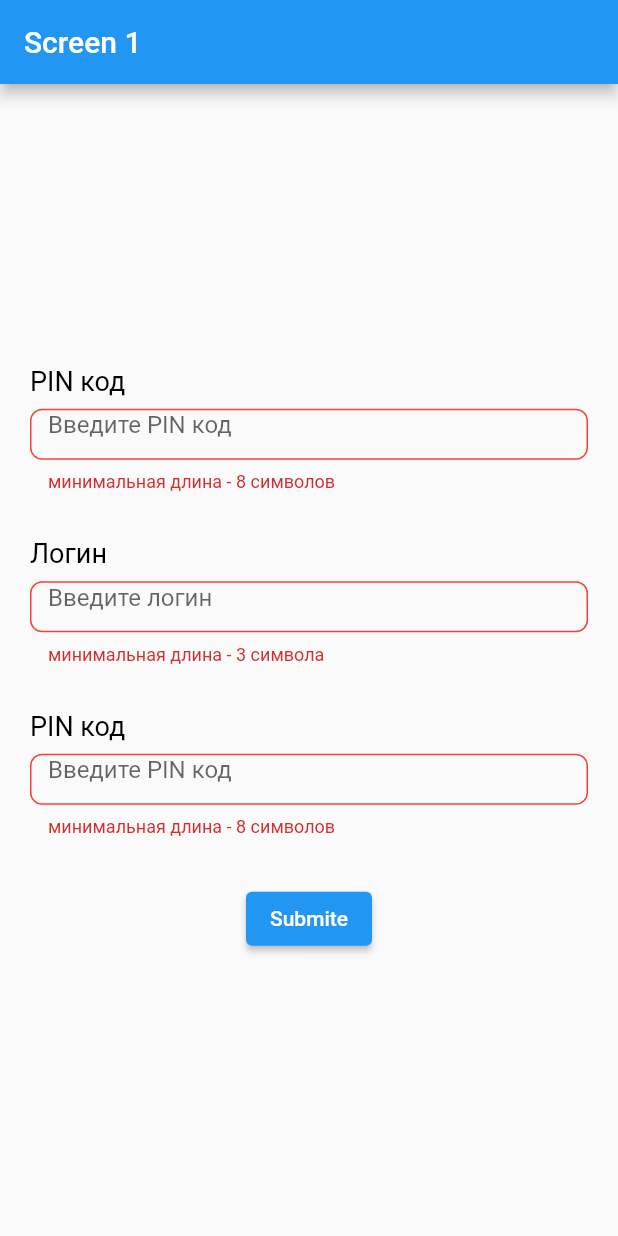
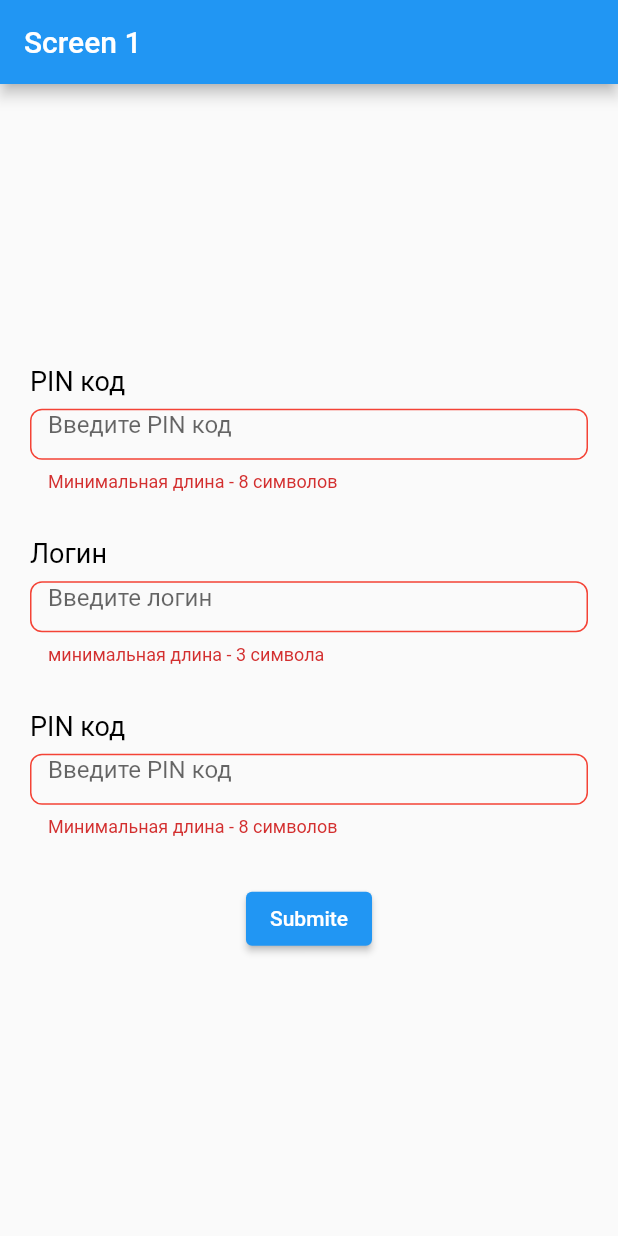
Before and after one commit to martynov-lab/test-app, a Flutter app: the screen it shows after launch, after a tap on "Submite", on a phone screen of 412 x 824 dp. Run offline on Flutter 3.47's test engine with Material 2 defaults, Android fonts, the phone set to English and light mode, and no system bars; our stand-ins replace flutter_bloc, freezed_annotation.

```diff
--- a/lib/src/bloc/bloc_iput_pin/input_pin_bloc.dart
+++ b/lib/src/bloc/bloc_iput_pin/input_pin_bloc.dart
@@ -54,11 +54,11 @@ class InputPinBloc extends Bloc<InputEvent, InputPinState>
       InputPinFinished event, Emitter<InputPinState> emitter) async {
     emitter(
       state.copyWith(
-        errorMessage:
-            validatePin2(state.pin, 'Qwertyu123', 'Qwertyu123*', '12345678'),
-        isPinValid:
-            validatePin2(state.pin, 'Qwertyu123', 'Qwertyu123*', '12345678') ==
-                null,
+        errorMessage: validatePin2(state.pin, 'Qwertyu123',
+            ['Qwertyu123*', 'Qwertyu123!', 'Qwertyu123&'], '12345678'),
+        isPinValid: validatePin2(state.pin, 'Qwertyu123',
+                ['Qwertyu123*', 'Qwertyu123!', 'Qwertyu123&'], '12345678') ==
+            null,
       ),
     );
   }
--- a/lib/src/mixin/validation_pin_mixin.dart
+++ b/lib/src/mixin/validation_pin_mixin.dart
@@ -1,11 +1,18 @@
 mixin ValidationPinMixin {
   static final RegExp _pinRegExp = RegExp(
     r'''[^a-zA-Z0-9\!\@\#\$\%\^\&\*\(\)\-\_\+\=\;\:\,\.\<\>\`\~\{\}\^\"\'\[\]\|\/\\]+''',
+  );
+  static final RegExp _pinRequiredCharRegExp = RegExp(
+    r'''((?=.*\d)(?=.*[a-z])(?=.*[A-Z])(?=.*[\!\@\#\$\%\^\&\*\(\)\-\_\+\=\;\:\,\.\<\>\`\~\{\}\^\"\'\[\]\|\/\\])(?!.*[;]).+)''',
   );
 
   static final RegExp _pinIdentCharRegExp = RegExp(
     r'(.)\1{2,}',
   );
+
+  bool matchesOldPins(List<String> oldPins, newPin) {
+    return oldPins.contains(newPin);
+  }
 
   String? validateTextFieldIsRequired(String? value) {
     if (value == null || value.trim().isEmpty) return 'This field is required';
@@ -14,36 +21,84 @@ mixin ValidationPinMixin {
 
   String? validatePin(String value) {
     if (value.length > 17) {
-      return 'превышена допустимая длина 17 символов';
+      return 'Превышена допустимая длина 17 символов';
     } else if (_pinRegExp.hasMatch(value)) {
-      return 'недопустимый символ';
+      return 'Недопустимый символ';
     } else if (_pinIdentCharRegExp.hasMatch(value)) {
       return 'Более 2 одинаковых символов подряд';
+    }
+    //Два сообщения об ошибки
+    else if (_pinIdentCharRegExp.hasMatch(value) &&
+        _pinRegExp.hasMatch(value)) {
+      return 'Более 2 одинаковых символов подряд. Недопустимый символ';
+    } else if (_pinIdentCharRegExp.hasMatch(value) && value.length > 17) {
+      return 'Более 2 одинаковых символов подряд. Превышена допустимая длина 17 символов';
+    } else if (_pinRegExp.hasMatch(value) && value.length > 17) {
+      return 'Недопустимый символ. Превышена допустимая длина 17 символов';
     } else {
       return null;
     }
   }
 
   String? validatePin2(
-      String value, String login, String oldPin, String defaultPin) {
+      String value, String login, List<String> oldPins, String defaultPin) {
     if (value.length < 8) {
-      return 'минимальная длина - 8 символов';
+      return 'Минимальная длина - 8 символов';
     } else if (value.length > 17) {
-      return 'превышена допустимая длина 17 символов';
+      return 'Превышена допустимая длина 17 символов';
     } else if (_pinRegExp.hasMatch(value)) {
-      return 'недопустимый символ';
+      return 'Недопустимый символ';
     } else if (_pinIdentCharRegExp.hasMatch(value)) {
       return 'Более 2 одинаковых символов подряд';
-    }
-    // else if (_pinIdentCharRegExp.hasMatch(value)) {
-    //   return '!!!!!!!!!!!!!!'; //!!!!!!!!!!!
-    // }
-    else if (value == login) {
+    } else if (!_pinRequiredCharRegExp.hasMatch(value)) {
+      return '''Допустимые символы: A-Z a-z 0-9 !@#\$%^&*()-_+=;:'",.<>/?\\|`~[]{}'''; //
+    } else if (value == login) {
       return 'Совпадает с логином';
-    } else if (value == oldPin) {
+    } else if (matchesOldPins(oldPins, value)) {
       return 'Совпадает с одним из 3 предыдущих ПИН';
     } else if (value == defaultPin) {
       return 'Совпадает с ПИН по умолчанию';
+    }
+    //Два сообщения об ошибки
+    else if (value.length < 8 && _pinRegExp.hasMatch(value)) {
+      return 'Минимальная длина - 8 символов. Недопустимый символ';
+    } else if (value.length < 8 && _pinIdentCharRegExp.hasMatch(value)) {
+      return 'Минимальная длина - 8 символов. Более 2 одинаковых символов подряд';
+    } else if (value.length < 8 && !_pinRequiredCharRegExp.hasMatch(value)) {
+      return '''Минимальная длина - 8 символов. Допустимые символы: A-Z a-z 0-9 !@#\$%^&*()-_+=;:'",.<>/?\\|`~[]{}''';
+    } else if (value.length < 8 && value == login) {
+      return 'Минимальная длина - 8 символов. Совпадает с логином';
+    } else if (value.length < 8 && matchesOldPins(oldPins, value)) {
+      return 'Минимальная длина - 8 символов. Совпадает с одним из 3 предыдущих ПИН';
+    } else if (value.length < 8 && value == defaultPin) {
+      return 'Минимальная длина - 8 символов. Совпадает с ПИН по умолчанию';
+    } else if (value.length > 17 && _pinRegExp.hasMatch(value)) {
+      return 'Превышена допустимая длина 17 символов. Недопустимый символ';
+    } else if (value.length > 17 && _pinIdentCharRegExp.hasMatch(value)) {
+      return 'Превышена допустимая длина 17 символов. Более 2 одинаковых символов подряд';
+    } else if (value.length > 17 && !_pinRequiredCharRegExp.hasMatch(value)) {
+      return '''Превышена допустимая длина 17 символов. Допустимые символы: A-Z a-z 0-9 !@#\$%^&*()-_+=;:'",.<>/?\\|`~[]{}''';
+    } else if (value.length > 17 && value == login) {
+      return 'Превышена допустимая длина 17 символов. Совпадает с логином';
+    } else if (value.length > 17 && matchesOldPins(oldPins, value)) {
+      return 'Превышена допустимая длина 17 символов. Совпадает с одним из 3 предыдущих ПИН';
+    } else if (value.length > 17 && value == defaultPin) {
+      return 'Превышена допустимая длина 17 символов. Совпадает с ПИН по умолчанию';
+    } else if (_pinRegExp.hasMatch(value) &&
+        _pinIdentCharRegExp.hasMatch(value)) {
+      return 'Недопустимый символ. Более 2 одинаковых символов подряд';
+    } else if (_pinRegExp.hasMatch(value) &&
+        !_pinRequiredCharRegExp.hasMatch(value)) {
+      return '''Недопустимый символ. Допустимые символы: A-Z a-z 0-9 !@#\$%^&*()-_+=;:'",.<>/?\\|`~[]{}''';
+    } else if (_pinRegExp.hasMatch(value) && value == login) {
+      return 'Недопустимый символ. Совпадает с логином';
+    } else if (_pinRegExp.hasMatch(value) && matchesOldPins(oldPins, value)) {
+      return 'Недопустимый символ. Совпадает с одним из 3 предыдущих ПИН';
+    } else if (_pinRegExp.hasMatch(value) && value == defaultPin) {
+      return 'Недопустимый символ. Совпадает с ПИН по умолчанию';
+    } else if (_pinIdentCharRegExp.hasMatch(value) &&
+        !_pinRequiredCharRegExp.hasMatch(value)) {
+      return '''Более 2 одинаковых символов подряд. Допустимые символы: A-Z a-z 0-9 !@#\$%^&*()-_+=;:'",.<>/?\\|`~[]{}''';
     } else {
       return null;
     }
```
Also changed, not shown: 25 other files.
